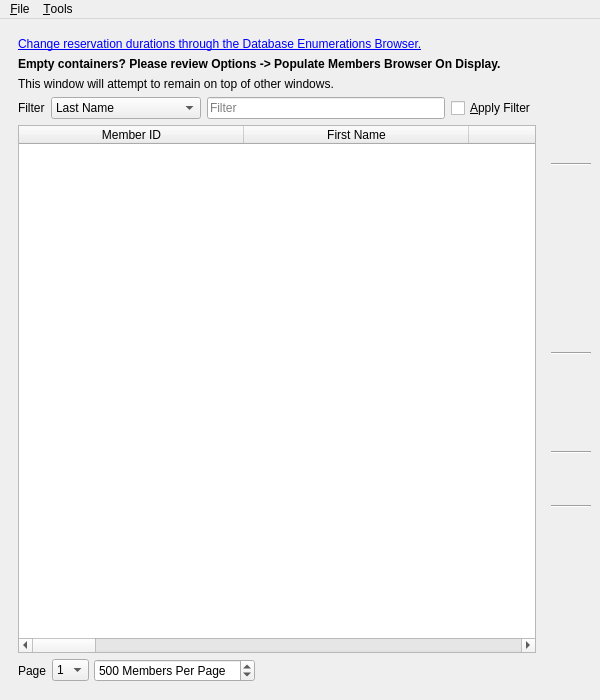
This is UI/biblioteq_members_browser.ui in textbrowser/biblioteq as Qt 5 draws it before an edit. The edited form follows.
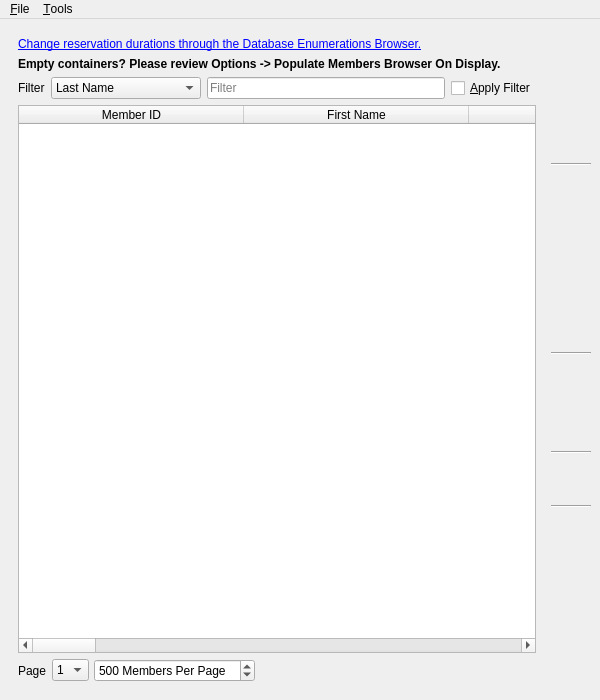
This is the edited form. Icons and pictures are not drawn.

Commit message: Removed on-top window hint.

Patch:
```diff
--- a/UI/biblioteq_members_browser.ui
+++ b/UI/biblioteq_members_browser.ui
@@ -48,16 +48,6 @@
          </property>
         </widget>
        </item>
-       <item>
-        <widget class="QLabel" name="label_2">
-         <property name="text">
-          <string>This window will attempt to remain on top of other windows.</string>
-         </property>
-         <property name="wordWrap">
-          <bool>true</bool>
-         </property>
-        </widget>
-       </item>
        <item>
         <layout class="QHBoxLayout">
          <item>
```
The commit also changes 5 other files.
